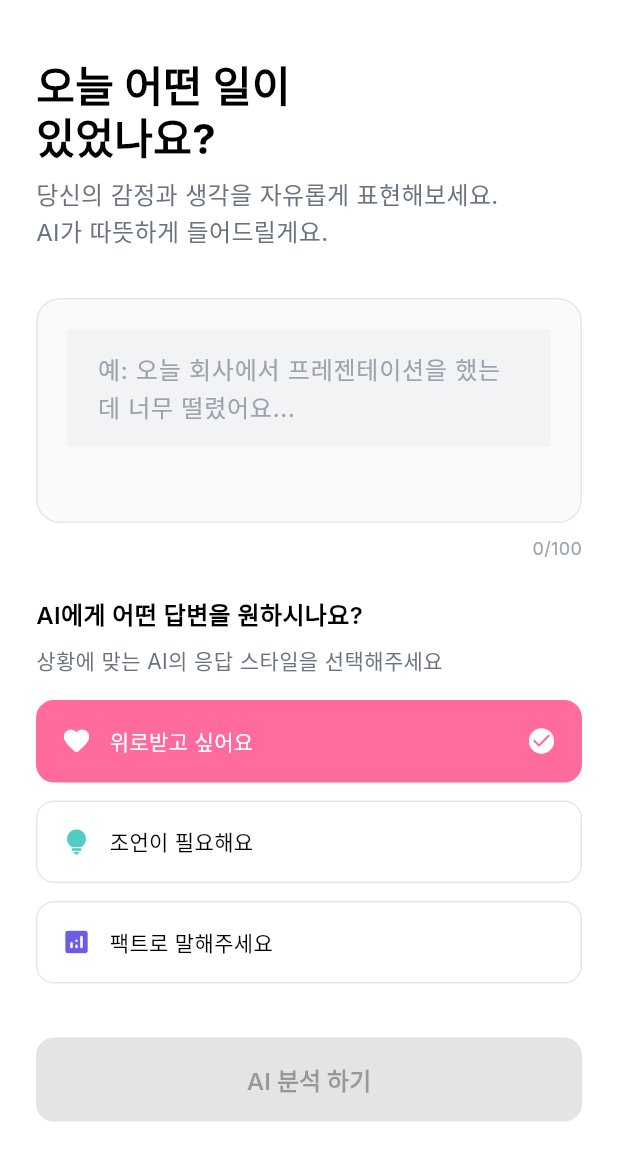
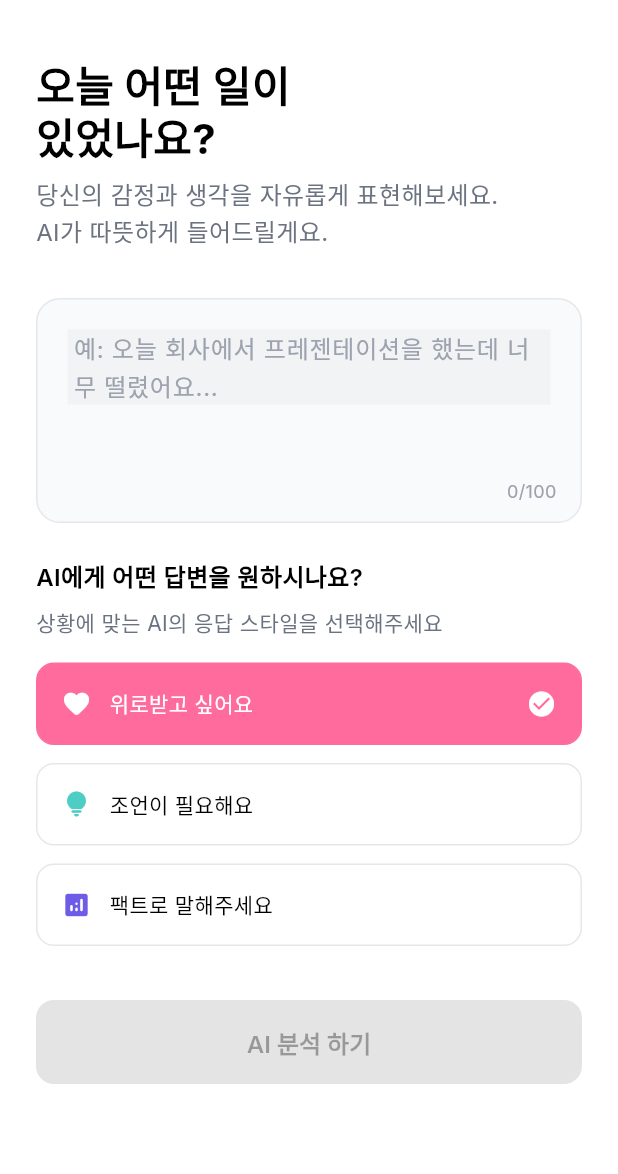
Before and after one commit to madorik/illusion-note-app, a Flutter app: the EmotionInputScreen screen opened by its route, on a phone screen of 412 x 824 dp, the part 62-1236 px from its top. Run offline on Flutter 3.47's test engine with Material 3 defaults, Android fonts, the phone set to English and light mode, and no system bars; our stand-ins replace dio, firebase_auth, firebase_core, go_router, google_fonts, google_sign_in and 2 more; accounts and stored records are empty.

Commit message:
글쓰기 화면 이모션 추가

```diff
--- a/lib/features/emotion/screens/emotion_input_screen.dart
+++ b/lib/features/emotion/screens/emotion_input_screen.dart
@@ -94,13 +94,9 @@ class _EmotionInputScreenState extends State<EmotionInputScreen> {
             const SizedBox(height: 32),
 
             // 텍스트 입력 영역
-            Column(
-              crossAxisAlignment: CrossAxisAlignment.end,
-              children: [
             Container(
               height: 150,
               width: double.infinity,
-                  padding: const EdgeInsets.all(20),
               decoration: BoxDecoration(
                 color: const Color(0xFFF9FAFB),
                 borderRadius: BorderRadius.circular(16),
@@ -108,6 +104,10 @@ class _EmotionInputScreenState extends State<EmotionInputScreen> {
                   color: const Color(0xFFE5E7EB),
                 ),
               ),
+              child: Stack(
+                children: [
+                  Padding(
+                    padding: const EdgeInsets.fromLTRB(20, 20, 20, 40),
                     child: TextField(
                       controller: _textController,
                       maxLines: null,
@@ -120,6 +120,7 @@ class _EmotionInputScreenState extends State<EmotionInputScreen> {
                           color: const Color(0xFF9CA3AF),
                         ),
                         border: InputBorder.none,
+                        contentPadding: EdgeInsets.zero,
                         counterText: '',
                       ),
                       style: GoogleFonts.inter(
@@ -130,8 +131,10 @@ class _EmotionInputScreenState extends State<EmotionInputScreen> {
                       onChanged: (value) => setState(() {}),
                     ),
                   ),
-                const SizedBox(height: 8),
-                Text(
+                  Positioned(
+                    right: 16,
+                    bottom: 12,
+                    child: Text(
                       '${_textController.text.length}/100',
                       style: GoogleFonts.inter(
                         fontSize: 12,
@@ -140,7 +143,9 @@ class _EmotionInputScreenState extends State<EmotionInputScreen> {
                             : const Color(0xFF9CA3AF),
                       ),
                     ),
+                  ),
                 ],
+              ),
             ),
 
             const SizedBox(height: 24),
```
Also changed, not shown: lib/core/models/emotion_analysis_model.dart (+37 -3 lines), lib/core/utils/time_utils.dart (+7 -2 lines). Lines whose indentation alone changed are shown as unchanged.
